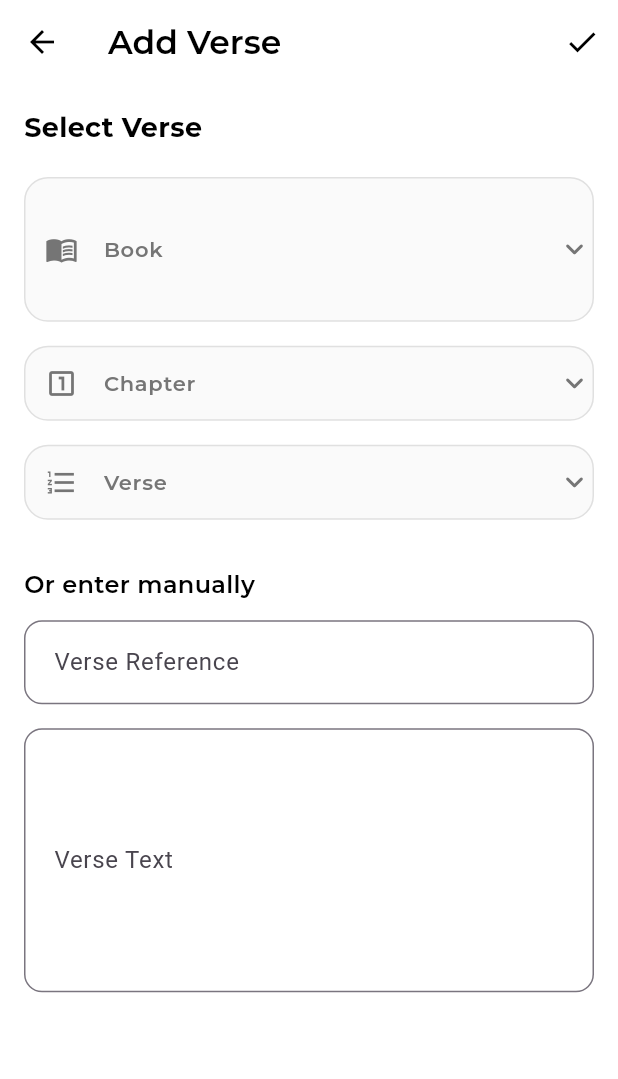
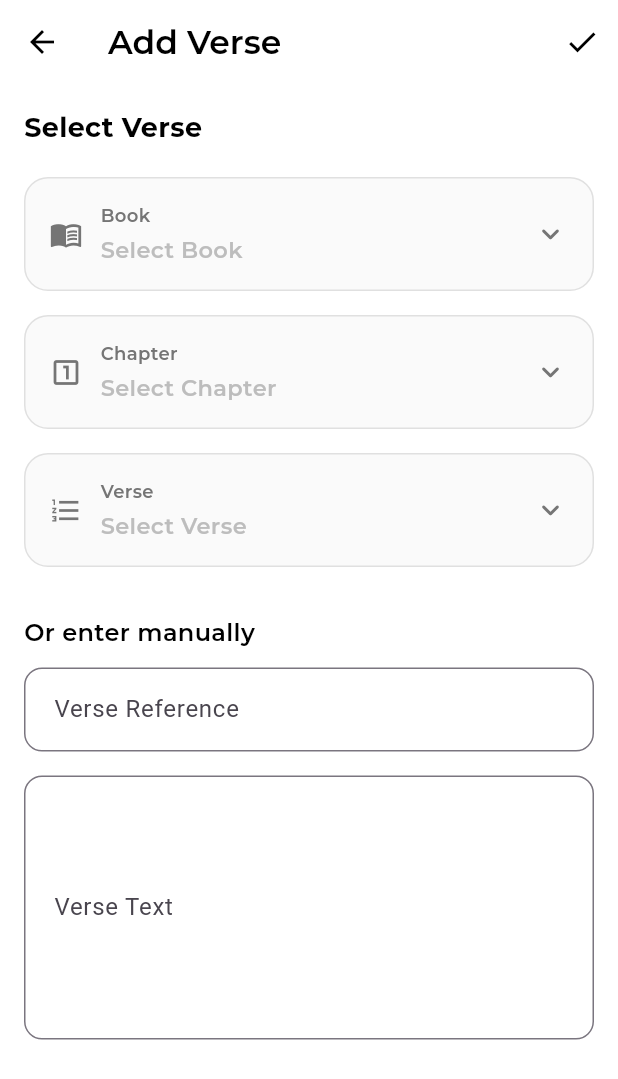
Before and after one commit to vsriharsha814/FaithCircle, a Flutter app: the AddVerseScreen screen opened directly, on a phone screen of 412 x 824 dp. Shown: the top 1079 px of the screen. Run offline on Flutter 3.47's test engine with Material 3 defaults, Android fonts, the phone set to English and light mode, and no system bars; our stand-ins replace flutter_dotenv, google_fonts, google_sign_in, shared_preferences; accounts and stored records are empty.

Commit message:
fix for better ui on dropdowns using MenuAnchor

```diff
--- a/lib/screens/add_verse_screen.dart
+++ b/lib/screens/add_verse_screen.dart
@@ -30,6 +30,11 @@ class _AddVerseScreenState extends State<AddVerseScreen> {
   String? _selectedBook;
   int? _selectedChapter;
   int? _selectedVerse;
+
+  // Menu controllers for MenuAnchor
+  final MenuController _bookMenuController = MenuController();
+  final MenuController _chapterMenuController = MenuController();
+  final MenuController _verseMenuController = MenuController();
 
   @override
   void initState() {
@@ -245,6 +250,7 @@ class _AddVerseScreenState extends State<AddVerseScreen> {
                     _textController.clear();
                   });
                 },
+                menuController: _bookMenuController,
               ),
               const SizedBox(height: 16),
               // Chapter Dropdown
@@ -274,6 +280,7 @@ class _AddVerseScreenState extends State<AddVerseScreen> {
                           _textController.clear();
                         });
                       },
+                menuController: _chapterMenuController,
               ),
               const SizedBox(height: 16),
               // Verse Dropdown
@@ -301,6 +308,7 @@ class _AddVerseScreenState extends State<AddVerseScreen> {
                         });
                         _fetchVerse();
                       },
+                menuController: _verseMenuController,
               ),
               if (_isLoadingVerse) ...[
                 const SizedBox(height: 16),
@@ -362,23 +370,16 @@ class _AddVerseScreenState extends State<AddVerseScreen> {
     required T? value,
     required List<DropdownMenuItem<T>> items,
     required ValueChanged<T?>? onChanged,
+    required MenuController menuController,
   }) {
-    return StatefulBuilder(
-      builder: (context, setState) {
-        return Container(
-          // Container with styling
-          decoration: BoxDecoration(
-            color: Colors.grey.shade50,
-            borderRadius: BorderRadius.circular(16),
-            border: Border.all(
-              color: value != null ? const Color(0xFF121212) : Colors.grey.shade300,
-              width: value != null ? 2 : 1,
-            ),
-          ),
-          child: Theme(
-            data: Theme.of(context).copyWith(
-              dropdownMenuTheme: DropdownMenuThemeData(
-                menuStyle: MenuStyle(
+    return LayoutBuilder(
+      builder: (context, constraints) {
+        // Calculate max width: available width - margin on each side (16px each = 32px total)
+        final maxMenuWidth = constraints.maxWidth - 32;
+
+        return MenuAnchor(
+          controller: menuController,
+          style: MenuStyle(
             backgroundColor: WidgetStateProperty.all(Colors.white),
             shape: WidgetStateProperty.all(
               RoundedRectangleBorder(
@@ -391,80 +392,93 @@ class _AddVerseScreenState extends State<AddVerseScreen> {
             ),
             minimumSize: WidgetStateProperty.all(const Size(0, 0)),
             maximumSize: WidgetStateProperty.all(
-                    Size(MediaQuery.of(context).size.width - 48, double.infinity),
+              Size(maxMenuWidth.clamp(0, double.infinity), 300),
             ),
           ),
+          menuChildren: items.map((item) {
+            return MenuItemButton(
+              onPressed: () {
+                if (onChanged != null) {
+                  onChanged(item.value);
+                }
+                menuController.close();
+              },
+              child: Padding(
+                padding: const EdgeInsets.symmetric(horizontal: 12.0, vertical: 8.0),
+                child: item.child,
+              ),
+            );
+          }).toList(),
+          builder: (context, controller, child) {
+            return InkWell(
+              onTap: onChanged == null
+                  ? null
+                  : () {
+                      if (controller.isOpen) {
+                        controller.close();
+                      } else {
+                        controller.open();
+                      }
+                    },
+              borderRadius: BorderRadius.circular(16),
+              child: Container(
+                decoration: BoxDecoration(
+                  color: Colors.grey.shade50,
+                  borderRadius: BorderRadius.circular(16),
+                  border: Border.all(
+                    color: value != null ? const Color(0xFF121212) : Colors.grey.shade300,
+                    width: value != null ? 2 : 1,
                   ),
                 ),
-            child: DropdownButtonFormField<T>(
-                value: value,
-                decoration: InputDecoration(
-                  labelText: label,
-                  labelStyle: GoogleFonts.montserrat(
-                    fontSize: 14,
-                    fontWeight: FontWeight.w600,
-                    color: value != null ? const Color(0xFF121212) : Colors.grey.shade600,
+                padding: const EdgeInsets.symmetric(
+                  horizontal: 16,
+                  vertical: 16,
                 ),
-                  prefixIcon: Icon(
+                child: Row(
+                  children: [
+                    Icon(
                       icon,
                       color: value != null ? const Color(0xFF121212) : Colors.grey.shade600,
                       size: 22,
                     ),
-                  border: InputBorder.none,
-                  enabledBorder: InputBorder.none,
-                  focusedBorder: InputBorder.none,
-                  contentPadding: const EdgeInsets.symmetric(
-                    horizontal: 16,
-                    vertical: 16,
+                    const SizedBox(width: 12),
+                    Expanded(
+                      child: Column(
+                        crossAxisAlignment: CrossAxisAlignment.start,
+                        mainAxisSize: MainAxisSize.min,
+                        children: [
+                          Text(
+                            label,
+                            style: GoogleFonts.montserrat(
+                              fontSize: 12,
+                              fontWeight: FontWeight.w600,
+                              color: value != null ? const Color(0xFF121212) : Colors.grey.shade600,
                             ),
                           ),
+                          const SizedBox(height: 4),
+                          Text(
+                            value != null ? value.toString() : 'Select $label',
                             style: GoogleFonts.montserrat(
                               fontSize: 15,
                               fontWeight: FontWeight.w600,
-                  color: Colors.black,
+                              color: value != null ? Colors.black : Colors.grey.shade400,
                             ),
-                icon: Icon(
+                            overflow: TextOverflow.ellipsis,
+                          ),
+                        ],
+                      ),
+                    ),
+                    Icon(
                       Icons.keyboard_arrow_down_rounded,
                       color: value != null ? const Color(0xFF121212) : Colors.grey.shade600,
                     ),
-                dropdownColor: Colors.white,
-                items: items.map((item) {
-                  return DropdownMenuItem<T>(
-                    value: item.value,
-                    child: Padding(
-                      padding: const EdgeInsets.symmetric(horizontal: 12.0, vertical: 6.0),
-                      child: item.child,
-                    ),
-                  );
-                }).toList(),
-                onChanged: onChanged,
-                menuMaxHeight: 300,
-                borderRadius: BorderRadius.circular(16),
-                itemHeight: 48,
-                isExpanded: true,
-                alignment: AlignmentDirectional.centerStart,
-                isDense: false,
-                selectedItemBuilder: (context) {
-                  return items.map((item) {
-                    return Container(
-                      alignment: Alignment.centerLeft,
-                      padding: const EdgeInsets.symmetric(horizontal: 16),
-                      child: Text(
-                        item.value.toString(),
-                        style: GoogleFonts.montserrat(
-                          fontSize: 15,
-                          fontWeight: FontWeight.w600,
-                          color: Colors.black,
-                        ),
-                        overflow: TextOverflow.ellipsis,
-                      ),
-                    );
-                  }).toList();
-                },
+                  ],
                 ),
               ),
             );
           },
         );
+      },
+    );
   }
 }
```
Lines whose indentation alone changed are shown as unchanged.
